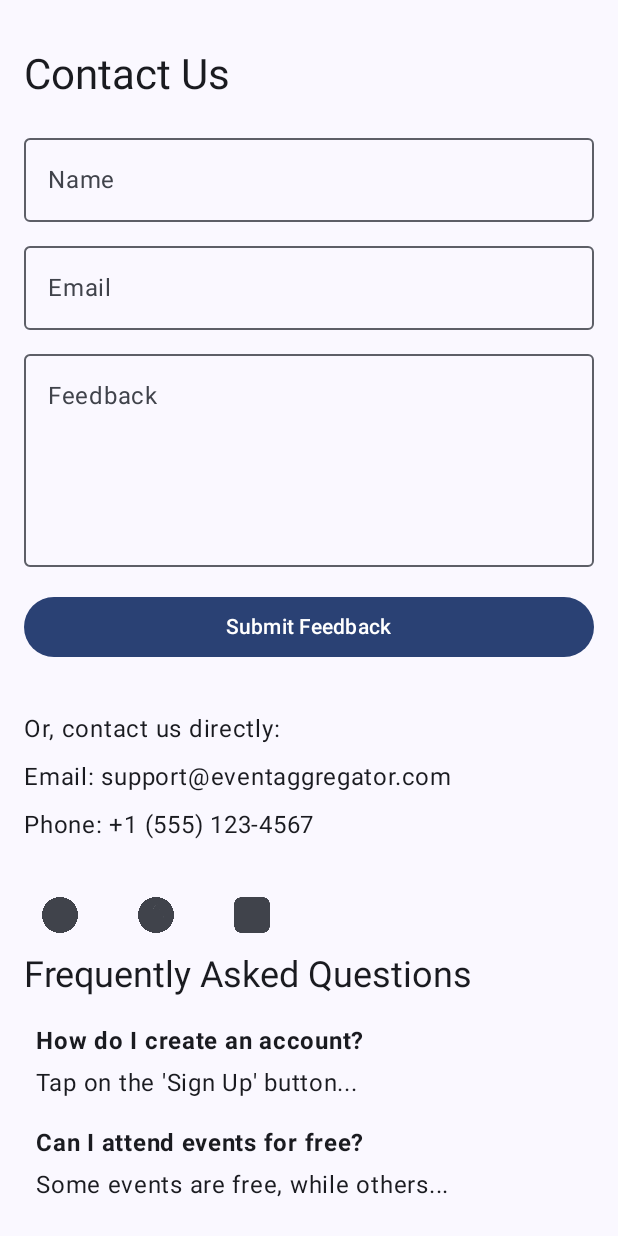
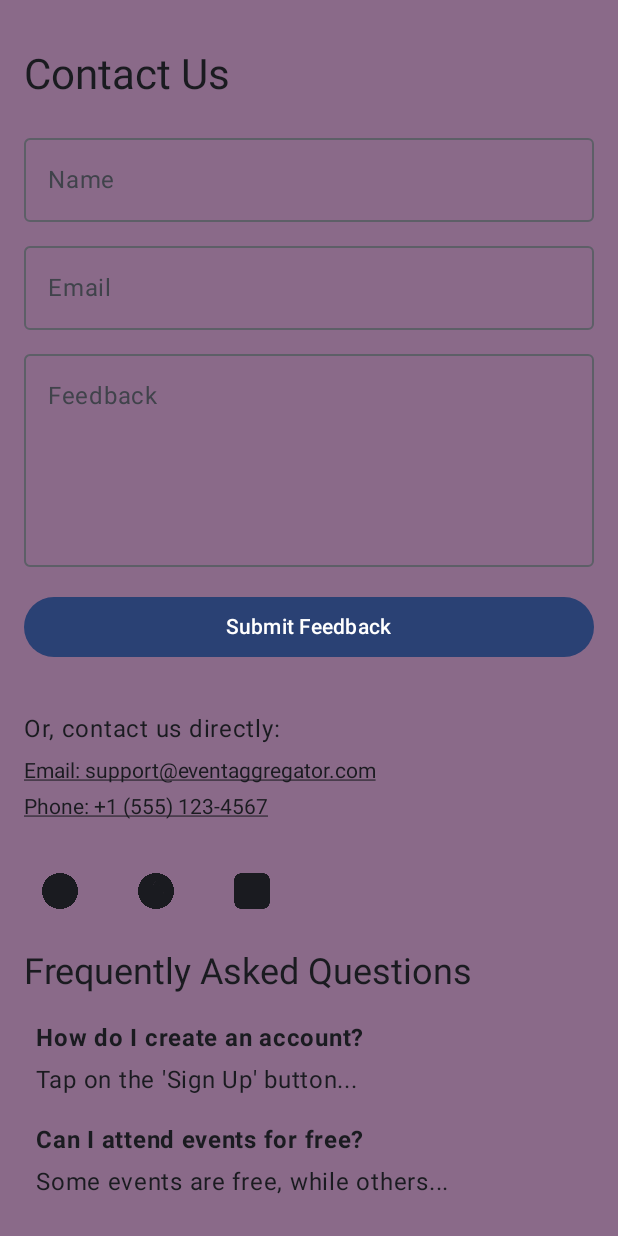
Before and after one commit to SaswatSRoy/Festivers, an Android app built with Jetpack Compose: the ContactUsScreen screen opened through its navigation route, on a phone screen of 412 x 824 dp. Run offline under Robolectric (Android 15) with nearby library versions, the light colour scheme and no system bars; our stand-ins replace Firebase (no records; nobody signed in at launch, a user with empty details on screens opened directly).

Commit message:
Merge remote-tracking branch 'HackINNO/master'

```diff
--- a/app/src/main/java/eu/androidudemyclass/eventaggregatorapp/MainActivity.kt
+++ b/app/src/main/java/eu/androidudemyclass/eventaggregatorapp/MainActivity.kt
@@ -34,7 +34,7 @@ class MainActivity : ComponentActivity() {
             EventAggregatorAppTheme {
                  Surface(
                      modifier = Modifier.fillMaxSize(),
-                     color = MaterialTheme.colorScheme.background
+                     color = MaterialTheme.colorScheme.surface
                  ) {
 
                     Navigation(navController = navController, authViewModel = authViewModel,userRepository)
--- a/app/src/main/java/eu/androidudemyclass/eventaggregatorapp/composables/Contact Us.kt
+++ b/app/src/main/java/eu/androidudemyclass/eventaggregatorapp/composables/Contact Us.kt
@@ -16,6 +16,7 @@ import androidx.compose.foundation.layout.size
 import androidx.compose.foundation.layout.width
 import androidx.compose.foundation.lazy.LazyColumn
 import androidx.compose.foundation.lazy.items
+import androidx.compose.foundation.text.KeyboardOptions
 import androidx.compose.material3.Button
 import androidx.compose.material3.ButtonDefaults
 import androidx.compose.material3.Icon
@@ -34,6 +35,8 @@ import androidx.compose.ui.draw.scale
 import androidx.compose.ui.res.painterResource
 import androidx.compose.ui.text.TextStyle
 import androidx.compose.ui.text.font.FontWeight
+import androidx.compose.ui.text.input.KeyboardType
+import androidx.compose.ui.text.style.TextDecoration
 import androidx.compose.ui.unit.dp
 import androidx.compose.ui.unit.sp
 import eu.androidudemyclass.eventaggregatorapp.R
@@ -53,7 +56,7 @@ fun ContactUsScreen(
 ) {
     EventAggregatorAppTheme { // Apply your app theme
         // Use a bright background color based on your theme
-        val backgroundColor = MaterialTheme.colorScheme.surface
+        val backgroundColor = MaterialTheme.colorScheme.tertiaryContainer
 
         Column(
             modifier = Modifier
@@ -85,7 +88,13 @@ fun ContactUsScreen(
                 onValueChange = { email = it },
                 label = { Text("Email", color = MaterialTheme.colorScheme.onSurfaceVariant) },
                 modifier = Modifier.fillMaxWidth(),
-                textStyle = TextStyle(color = MaterialTheme.colorScheme.onSurface)
+                textStyle = TextStyle(color = MaterialTheme.colorScheme.onSurface),
+                singleLine = true,
+                maxLines = 1,
+                keyboardOptions = KeyboardOptions(
+                    keyboardType = KeyboardType.Email
+                )
+
             )
             Spacer(modifier = Modifier.height(8.dp))
             OutlinedTextField(
@@ -118,6 +127,7 @@ fun ContactUsScreen(
             Spacer(modifier = Modifier.height(8.dp))
             Text(
                 text = "Email: support@eventaggregator.com",
+                style = TextStyle(textDecoration = TextDecoration.Underline),
                 color = MaterialTheme.colorScheme.onSurface,
                 modifier = Modifier.clickable { /* Open email client */ }
             )
@@ -125,6 +135,7 @@ fun ContactUsScreen(
             Text(
                 text = "Phone: +1 (555) 123-4567",
                 color = MaterialTheme.colorScheme.onSurface,
+                style = TextStyle(textDecoration = TextDecoration.Underline),
                 modifier = Modifier.clickable { /* Open phone dialer */ }
             )
 
@@ -213,7 +224,7 @@ fun AnimatedIcon(
             modifier = Modifier
                 .size(24.dp)
                 .scale(animatedScale.value),
-            tint = MaterialTheme.colorScheme.onSurfaceVariant // Use a suitable color
+
         )
     }
 }
--- a/app/src/main/java/eu/androidudemyclass/signIn/SignIn.kt
+++ b/app/src/main/java/eu/androidudemyclass/signIn/SignIn.kt
@@ -143,7 +143,6 @@ fun SignInScreen(
             )
             Spacer(modifier = Modifier.padding(2.dp))
             Text("Sign Up",
-                style = TextStyle(color = Color.Blue),
                 modifier = Modifier.padding(start = 2.dp).clickable {onNavigateToSignUp()},
                 textDecoration = TextDecoration.Underline
             )
```
Also changed, not shown: app/src/main/java/eu/androidudemyclass/eventaggregatorapp/composables/About page.kt (+3 -15 lines).
